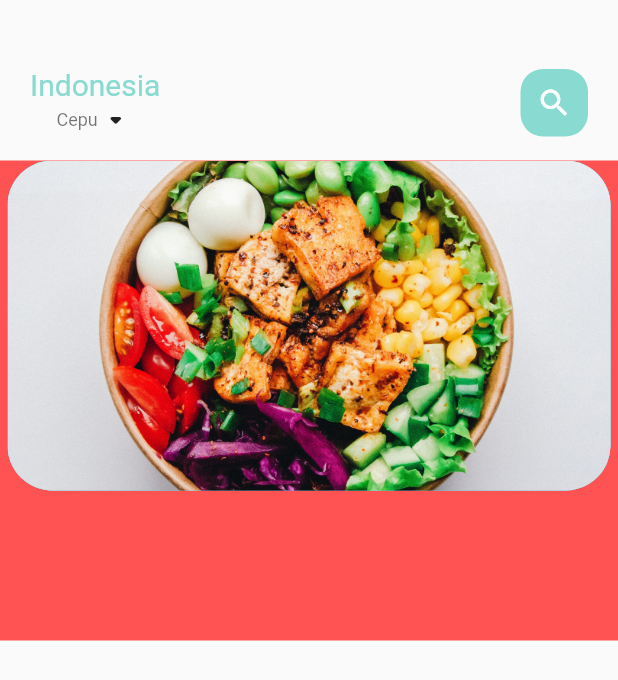
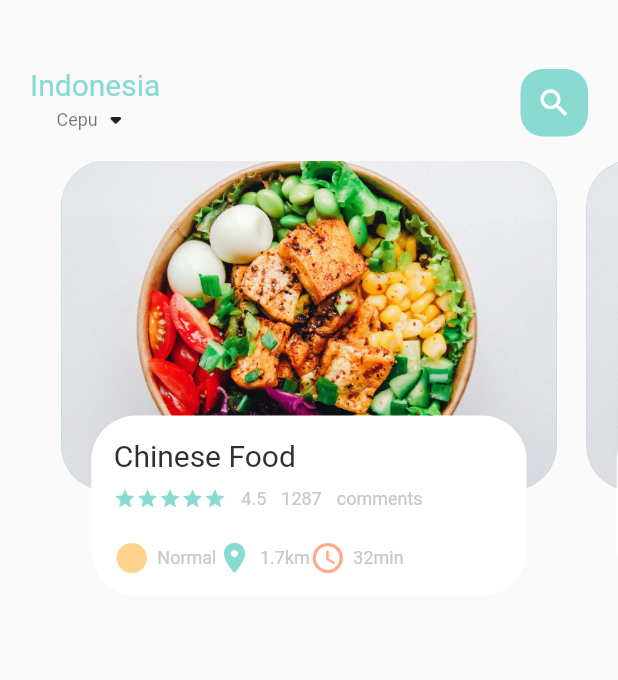
Before and after one commit to enjoyghozi/madangMobileApp, a Flutter app: the screen it shows after launch, on a phone screen of 412 x 824 dp. Shown: the top 680 px of the screen. Run offline on Flutter 3.47's test engine with Material 2 defaults, Android fonts, the phone set to English and light mode, and no system bars.

Commit message:
Isi container 2

```diff
--- a/lib/home/food_page_body.dart
+++ b/lib/home/food_page_body.dart
@@ -2,6 +2,10 @@
 import 'package:flutter/material.dart';
 import 'package:flutter/src/foundation/key.dart';
 import 'package:flutter/src/widgets/framework.dart';
+import 'package:madang/utilitys/colors.dart';
+import 'package:madang/widgets/big_text.dart';
+import 'package:madang/widgets/icon_and_text_widget.dart';
+import 'package:madang/widgets/small_text.dart';
 
 class FoodPageBody extends StatefulWidget {
   const FoodPageBody({Key? key}) : super(key: key);
@@ -11,12 +15,14 @@
 }
 
 class _FoodPageBodyState extends State<FoodPageBody> {
+  PageController pageController = PageController(viewportFraction: 0.85);
   @override
   Widget build(BuildContext context) {
     return Container(
-      color: Colors.redAccent,
+      // color: Colors.redAccent,
       height: 320,
       child: PageView.builder(
+          controller: pageController,
           itemCount: 5,
           itemBuilder: (context, position) {
             return _buildPageItem(position);
@@ -29,7 +35,7 @@
       children: [
         Container(
           height: 220,
-          margin: EdgeInsets.only(left: 5, right: 5),
+          margin: EdgeInsets.only(left: 10, right: 10),
           decoration: BoxDecoration(
               borderRadius: BorderRadius.circular(30),
               color: index.isEven ? Color(0xFF69c5df) : Color(0xFF9294cc),
@@ -37,15 +43,68 @@
                   fit: BoxFit.cover,
                   image: AssetImage("assets/image/food1.jpg"))),
         ),
-        Container(
-          height: 220,
-          margin: EdgeInsets.only(left: 5, right: 5),
-          decoration: BoxDecoration(
+        Align(
+          alignment: Alignment.bottomCenter,
+          child: Container(
+            height: 120,
+            margin: EdgeInsets.only(left: 30, right: 30, bottom: 30),
+            decoration: BoxDecoration(
               borderRadius: BorderRadius.circular(30),
-              color: index.isEven ? Color(0xFF69c5df) : Color(0xFF9294cc),
-              image: DecorationImage(
-                  fit: BoxFit.cover,
-                  image: AssetImage("assets/image/food1.jpg"))),
+              color: Colors.white,
+            ),
+            child: Container(
+              padding: EdgeInsets.only(top: 15, left: 15, right: 15),
+              child: Column(
+                crossAxisAlignment: CrossAxisAlignment.start,
+                children: [
+                  BigText(text: "Chinese Food"),
+                  SizedBox(height: 10),
+                  Row(children: [
+                    Wrap(
+                      children: List.generate(5, (index) {
+                        return Icon(
+                          Icons.star,
+                          color: AppColors.mainColor,
+                          size: 15,
+                        );
+                      }),
+                    ),
+                    SizedBox(
+                      width: 10,
+                    ),
+                    SmallText(text: "4.5"),
+                    SizedBox(
+                      width: 10,
+                    ),
+                    SmallText(text: "1287"),
+                    SizedBox(
+                      width: 10,
+                    ),
+                    SmallText(text: "comments")
+                  ]),
+                  SizedBox(
+                    height: 20,
+                  ),
+                  Row(
+                    children: [
+                      IconAndTextWidget(
+                          icon: Icons.circle_sharp,
+                          text: "Normal",
+                          iconColor: AppColors.iconColor1),
+                      IconAndTextWidget(
+                          icon: Icons.location_on,
+                          text: "1.7km",
+                          iconColor: AppColors.mainColor),
+                      IconAndTextWidget(
+                          icon: Icons.access_time_rounded,
+                          text: "32min",
+                          iconColor: AppColors.iconColor2)
+                    ],
+                  )
+                ],
+              ),
+            ),
+          ),
         )
       ],
     );
--- /dev/null
+++ b/lib/widgets/icon_and_text_widget.dart
@@ -0,0 +1,34 @@
+import 'package:flutter/cupertino.dart';
+import 'package:flutter/src/foundation/key.dart';
+import 'package:flutter/src/widgets/framework.dart';
+import 'package:madang/widgets/small_text.dart';
+
+class IconAndTextWidget extends StatelessWidget {
+  final IconData icon;
+  final String text;
+  final Color iconColor;
+  const IconAndTextWidget(
+      {Key? key,
+      required this.icon,
+      required this.text,
+      required this.iconColor})
+      : super(key: key);
+
+  @override
+  Widget build(BuildContext context) {
+    return Row(
+      children: [
+        Icon(
+          icon,
+          color: iconColor,
+        ),
+        SizedBox(
+          width: 5,
+        ),
+        SmallText(
+          text: text,
+        ),
+      ],
+    );
+  }
+}
```
